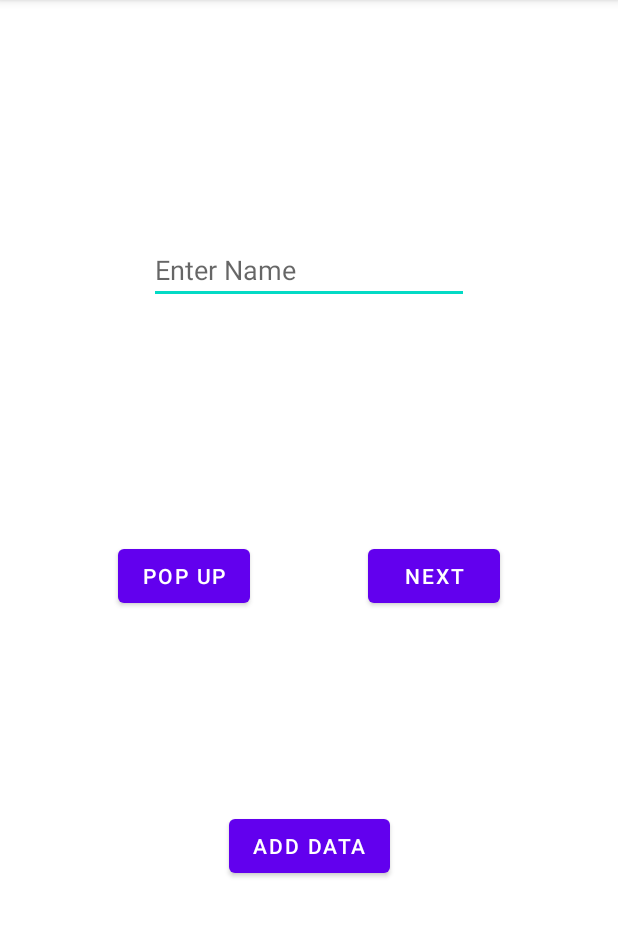
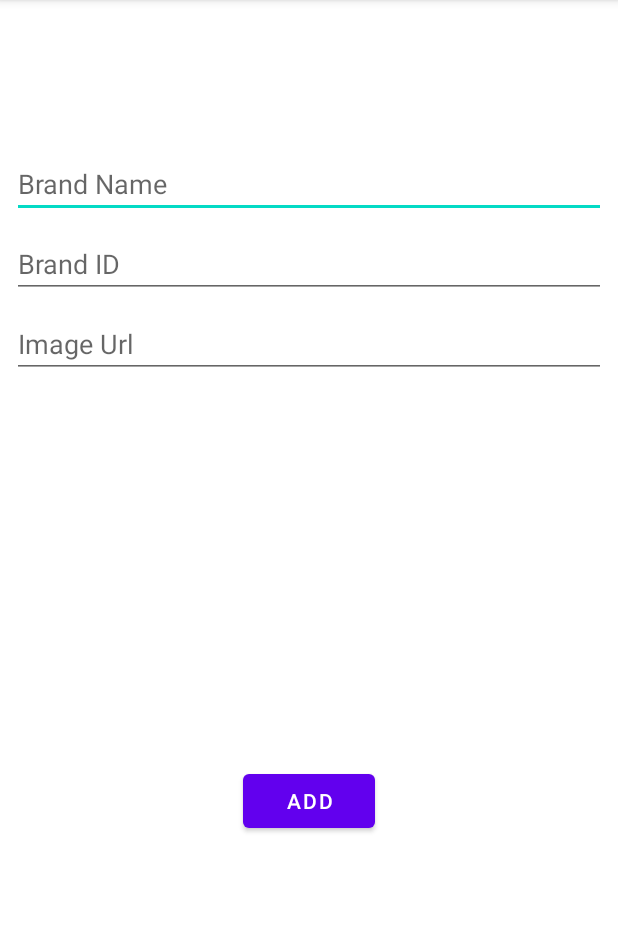
Before and after one commit to um41r254/starting_again, an Android app: the screen it shows after launch (MainActivity before the commit, AddData after it), after a tap on "ADD DATA", on a phone screen of 412 x 824 dp, the part 84-1021 px from its top. Run offline under Robolectric (Android 15) with nearby library versions, the phone set to English and light mode, and no system bars; our stand-ins replace Firebase (no records; nobody signed in at launch, a user with empty details on screens opened directly).

Commit message:
data post

```diff
--- /dev/null
+++ b/app/src/main/java/com/mid_banchers/starting_again/AddData.java
@@ -0,0 +1,72 @@
+package com.mid_banchers.starting_again;
+
+import androidx.appcompat.app.AppCompatActivity;
+
+import android.os.Bundle;
+import android.view.View;
+import android.widget.Toast;
+
+import com.google.android.gms.tasks.OnSuccessListener;
+import com.google.firebase.firestore.FirebaseFirestore;
+import com.mid_banchers.starting_again.databinding.ActivityAddDataBinding;
+import com.mid_banchers.starting_again.databinding.AddBinding;
+
+import java.util.HashMap;
+import java.util.Map;
+
+public class AddData extends AppCompatActivity {
+    private ActivityAddDataBinding binding;
+
+    @Override
+    protected void onCreate(Bundle savedInstanceState) {
+        super.onCreate(savedInstanceState);
+        binding= ActivityAddDataBinding.inflate(getLayoutInflater());
+        View view = binding.getRoot();
+        setContentView(view);
+        FirebaseFirestore db = FirebaseFirestore.getInstance();
+
+        binding.addDoc.setOnClickListener(new View.OnClickListener() {
+            @Override
+            public void onClick(View v) {
+
+                Map<String,Object> data = new HashMap<>();
+                data.put("brandName", binding.brName.getText().toString());
+                data.put("id", binding.brId.getText().toString());
+                data.put("image", binding.brImage.getText().toString());
+
+                db.collection("Brands")
+                        .document()
+                        .set(data)
+                        .addOnSuccessListener(new OnSuccessListener<Void>() {
+                            @Override
+                            public void onSuccess(Void aVoid) {
+                                Toast.makeText(AddData.this, "Document Added", Toast.LENGTH_SHORT).show();
+                            }
+                        });
+
+            }
+        });
+
+//        Map<String, Object> data = new HashMap<>();
+//            data.put("name", text);
+//            data.put("secondName", "Umair");
+//            data.put("scores", scores);
+//            data.put("class", list);
+//            data.put("isNull", true);
+//            data.put("addedOn", Timestamp.now());
+
+
+//            db.collection("Brands")
+//                    .document("ABC")
+//                    .update(data)
+//                    .addOnSuccessListener(new OnSuccessListener<Void>() {
+//                        @Override
+//                        public void onSuccess(Void aVoid) {
+//
+//                            Toast.makeText(MainActivity.this, "Data Added", Toast.LENGTH_SHORT).show();
+//                        }
+//                    });
+    }
+
+
+}
--- a/app/src/main/java/com/mid_banchers/starting_again/MainActivity.java
+++ b/app/src/main/java/com/mid_banchers/starting_again/MainActivity.java
@@ -35,26 +35,24 @@ public class MainActivity extends AppCompatActivity {
 
 
         binding.btnAddData.setOnClickListener(view1 -> {
+            Intent intent = new Intent(this,AddData.class);
+            startActivity(intent);
 
-//            Map<String, Object> data = new HashMap<>();
-//            data.put("name", text);
-//            data.put("secondName", "Umair");
-//            data.put("scores", scores);
-//            data.put("class", list);
-//            data.put("isNull", true);
-//            data.put("addedOn", Timestamp.now());
+//
 
-
-//            db.collection("Brands")
-//                    .document("ABC")
-//                    .update(data)
-//                    .addOnSuccessListener(new OnSuccessListener<Void>() {
-//                        @Override
-//                        public void onSuccess(Void aVoid) {
-//
-//                            Toast.makeText(MainActivity.this, "Data Added", Toast.LENGTH_SHORT).show();
-//                        }
-//                    });
+        });
+        binding.timeUpd.setOnClickListener(v -> {
+            Map<String,Object> data = new HashMap<>();
+            data.put("addedOn",Timestamp.now());
+            db.collection("Brands")
+                    .document()
+                    .set(data)
+                    .addOnSuccessListener(new OnSuccessListener<Void>() {
+                        @Override
+                        public void onSuccess(Void aVoid) {
+                            Toast.makeText(MainActivity.this, "Updated", Toast.LENGTH_SHORT).show();
+                        }
+                    });
 
         });
 
--- /dev/null
+++ b/app/src/main/res/layout/activity_add_data.xml
@@ -0,0 +1,55 @@
+<?xml version="1.0" encoding="utf-8"?>
+<androidx.constraintlayout.widget.ConstraintLayout xmlns:android="http://schemas.android.com/apk/res/android"
+    xmlns:app="http://schemas.android.com/apk/res-auto"
+    xmlns:tools="http://schemas.android.com/tools"
+    android:layout_width="match_parent"
+    android:layout_height="match_parent"
+    tools:context=".AddData">
+
+    <EditText
+        android:id="@+id/brName"
+        android:layout_width="0dp"
+        android:layout_height="wrap_content"
+        android:layout_marginStart="8dp"
+        android:layout_marginTop="100dp"
+        android:layout_marginEnd="8dp"
+        android:ems="10"
+        android:hint="Brand Name"
+        app:layout_constraintEnd_toEndOf="parent"
+        app:layout_constraintStart_toStartOf="parent"
+        app:layout_constraintTop_toTopOf="parent" />
+
+    <EditText
+        android:id="@+id/brId"
+        android:layout_width="0dp"
+        android:layout_height="wrap_content"
+        android:layout_marginTop="8dp"
+        android:ems="10"
+        android:hint="Brand ID"
+        app:layout_constraintEnd_toEndOf="@+id/brName"
+        app:layout_constraintStart_toStartOf="@+id/brName"
+        app:layout_constraintTop_toBottomOf="@+id/brName" />
+
+    <EditText
+        android:id="@+id/brImage"
+        android:layout_width="0dp"
+        android:layout_height="wrap_content"
+        android:layout_marginTop="8dp"
+        android:ems="10"
+        android:hint="Image Url"
+        app:layout_constraintEnd_toEndOf="@+id/brId"
+        app:layout_constraintStart_toStartOf="@+id/brId"
+        app:layout_constraintTop_toBottomOf="@+id/brId" />
+
+    <Button
+        android:id="@+id/addDoc"
+        android:layout_width="wrap_content"
+        android:layout_height="wrap_content"
+        android:layout_marginTop="48dp"
+        android:text="Add"
+        app:layout_constraintBottom_toBottomOf="parent"
+        app:layout_constraintEnd_toEndOf="parent"
+        app:layout_constraintStart_toStartOf="parent"
+        app:layout_constraintTop_toBottomOf="@+id/brImage" />
+
+</androidx.constraintlayout.widget.ConstraintLayout>
--- a/app/src/main/res/layout/activity_main.xml
+++ b/app/src/main/res/layout/activity_main.xml
@@ -32,19 +32,17 @@
         android:layout_height="wrap_content"
         android:text="Add Data"
         app:layout_constraintBottom_toBottomOf="parent"
-        app:layout_constraintEnd_toEndOf="@+id/next"
+        app:layout_constraintEnd_toEndOf="@+id/btn_dialog"
         app:layout_constraintStart_toStartOf="@+id/btn_dialog"
         app:layout_constraintTop_toTopOf="@+id/btn_dialog" />
 
-    <EditText
-        android:id="@+id/et_name"
+    <Button
+        android:id="@+id/timeUpd"
         android:layout_width="wrap_content"
         android:layout_height="wrap_content"
-        android:ems="10"
-        android:hint="Enter Name"
-        android:inputType="textPersonName"
-        app:layout_constraintBottom_toTopOf="@+id/btn_dialog"
+        android:text="Update"
+        app:layout_constraintBottom_toBottomOf="@+id/btn_add_data"
         app:layout_constraintEnd_toEndOf="parent"
-        app:layout_constraintStart_toStartOf="parent"
-        app:layout_constraintTop_toTopOf="parent" />
+        app:layout_constraintStart_toEndOf="@+id/btn_add_data"
+        app:layout_constraintTop_toTopOf="@+id/btn_add_data" />
 </androidx.constraintlayout.widget.ConstraintLayout>
```
Also changed, not shown: app/src/main/AndroidManifest.xml (+2 -9 lines).
